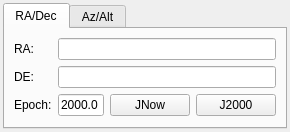
Old version of the form kstars/dialogs/focusdialog.ui in the repository KDE/kstars.
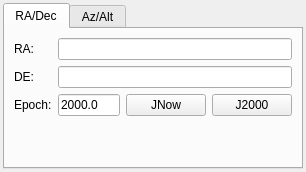
New version of the form. Custom widgets are drawn as their Qt base class.

Commit message: Improve the manual focus dialog for the SkyMap

What changed in the file:
```diff
--- a/kstars/dialogs/focusdialog.ui
+++ b/kstars/dialogs/focusdialog.ui
@@ -6,8 +6,8 @@
    <rect>
     <x>0</x>
     <y>0</y>
-    <width>290</width>
-    <height>129</height>
+    <width>306</width>
+    <height>172</height>
    </rect>
   </property>
   <layout class="QVBoxLayout">
```
Left out of the diff: 2 changed lines with no effect on the pictures. The commit also changes 3 other files.
